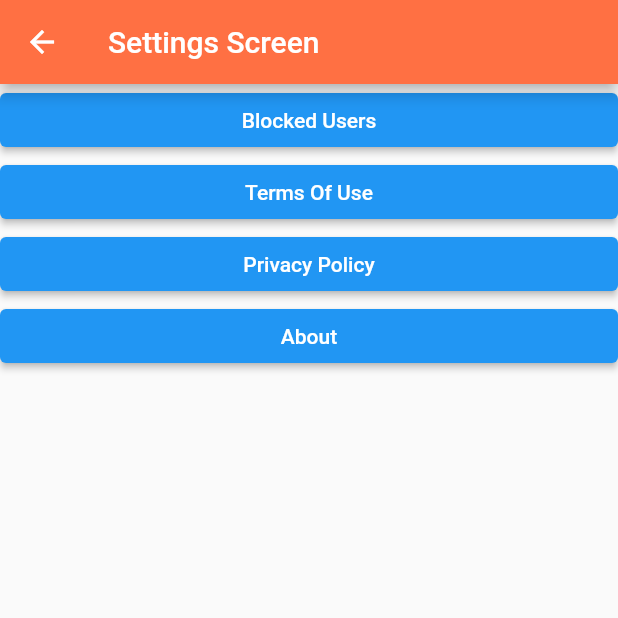
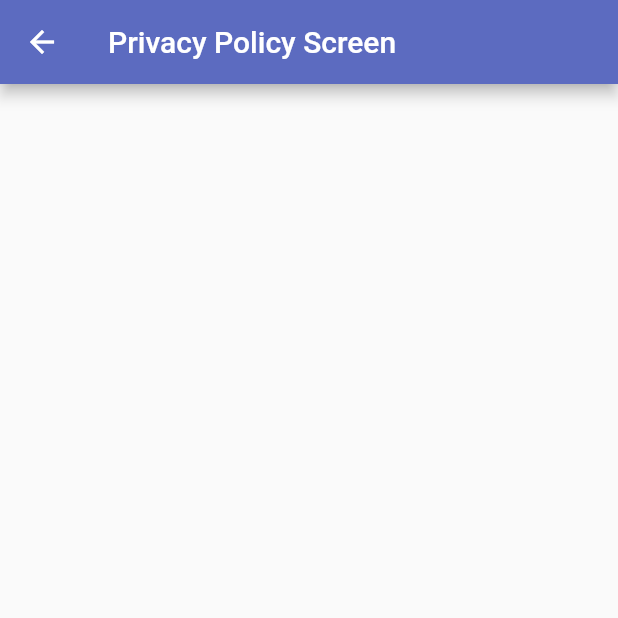
Before and after one commit to chasdev4/Clucker, a Flutter app: the SettingsScreen screen opened by its route, after a tap on "Privacy Policy", on a phone screen of 412 x 824 dp, the top half of it. Run offline on Flutter 3.47's test engine with Material 2 defaults, Android fonts, the phone set to English and light mode, and no system bars.

Commit message:
CLUCK-175 Created Privacy Page

```diff
--- a/Codebase/digital-navigation-model/clucker_navigation_model/lib/main.dart
+++ b/Codebase/digital-navigation-model/clucker_navigation_model/lib/main.dart
@@ -18,7 +18,7 @@ void main() {
       //'/Following': (context) => const FollowingScreen(),
       //'/BlockedUsers': (context) => const BlockedUsersScreen(),
       //'/TermsOfUse': (context) => const TermsOfUseScreen(),
-      //'/PrivacyPolicy': (context) => const PrivacyPolicyScreen(),
+      '/PrivacyPolicy': (context) => const PrivacyPolicyScreen(),
       //'/About': (context) => const AboutScreen(),
     }),
   );
@@ -279,6 +279,20 @@ class SettingsScreen extends StatelessWidget {
   }
 }
 
+class PrivacyPolicyScreen extends StatelessWidget {
+  const PrivacyPolicyScreen({Key? key}) : super(key: key);
+
+  @override
+  Widget build(BuildContext context) {
+    return Scaffold(
+      appBar: AppBar(
+        title: const Text('Privacy Policy Screen'),
+        backgroundColor: Colors.indigo.shade400,
+      ),
+    );
+  }
+}
+
 class SearchScreen extends StatelessWidget {
   const SearchScreen({Key? key}) : super(key: key);
 
```
